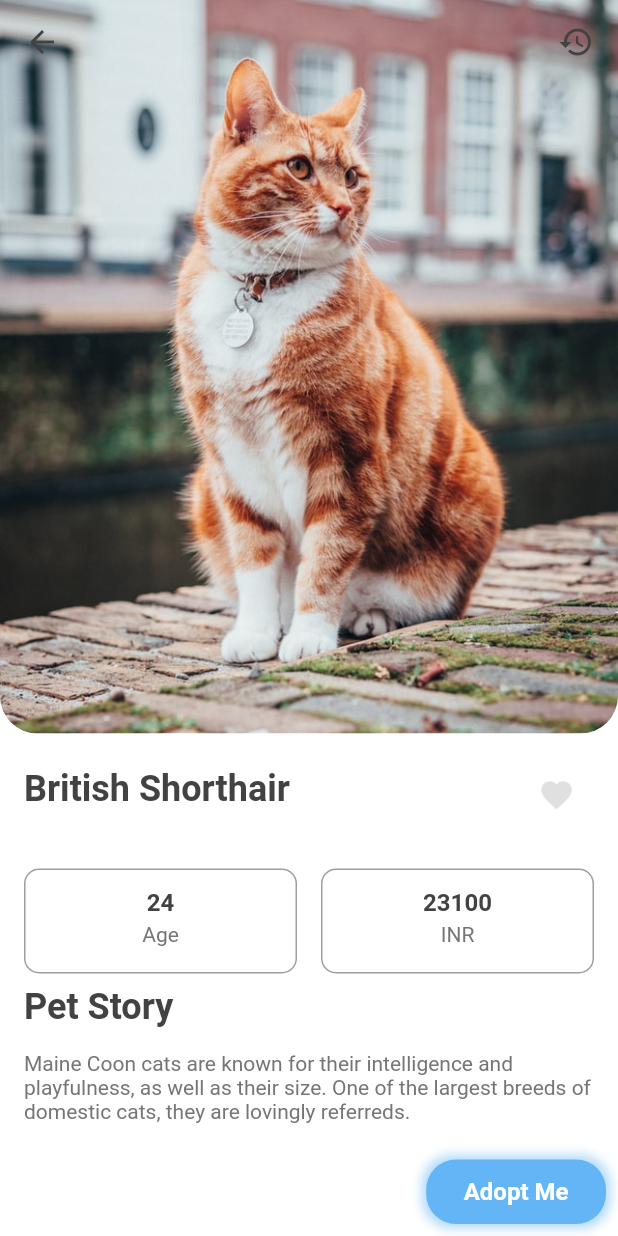
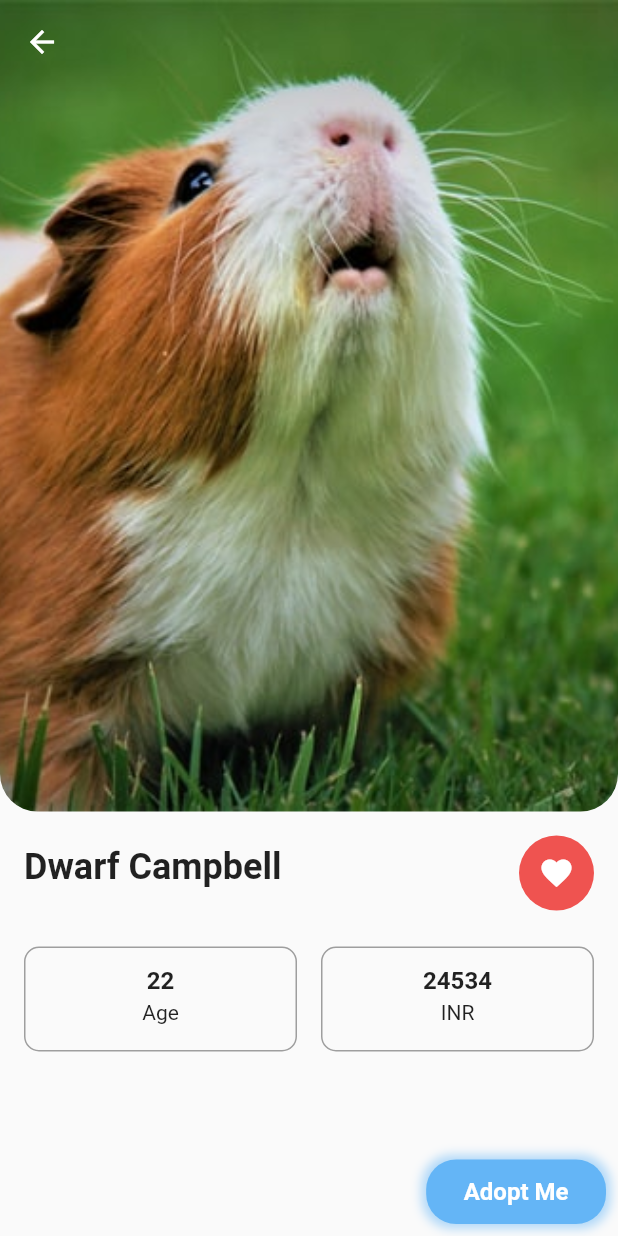
Before and after one commit to manojbcs98/pet_app, a Flutter app: the screen it shows after launch, scrolled down 576 dp, after a tap on "Adoption", on a phone screen of 412 x 824 dp. Run offline on Flutter 3.47's test engine with Material 2 defaults, Android fonts, the phone set to English and light mode, and no system bars; our stand-ins replace adaptive_theme, confetti, equatable, flutter_bloc, fluttertoast.

Commit message:
ui wrappings

```diff
--- a/lib/main.dart
+++ b/lib/main.dart
@@ -1,24 +1,34 @@
+import 'package:adaptive_theme/adaptive_theme.dart';
+import 'package:flutter/cupertino.dart';
 import 'package:flutter/material.dart';
-import 'package:test_app/ui/pet_list.dart';
+import 'package:flutter/widgets.dart';
 
-void main() {
-  runApp(MyApp());
+import 'pet_preface.dart';
+
+void main() async {
+  WidgetsFlutterBinding.ensureInitialized();
+  final savedThemeMode = await AdaptiveTheme.getThemeMode();
+  runApp(Home(savedThemeMode: savedThemeMode));
 }
 
-class MyApp extends StatelessWidget {
-  var mainTheme = ThemeData.light();
-  var darkTheme = ThemeData.dark();
+class Home extends StatefulWidget {
+  final AdaptiveThemeMode? savedThemeMode;
+
+  const Home({this.savedThemeMode});
+
+  @override
+  State<Home> createState() => _HomeState();
+}
+
+class _HomeState extends State<Home> {
+  bool isMaterial = true;
 
   @override
   Widget build(BuildContext context) {
-    return MaterialApp(
-      title: 'Flutter Demo',
-      theme: ThemeData(
-        primarySwatch: Colors.blue,
-        visualDensity: VisualDensity.adaptivePlatformDensity,
-      ),
-      debugShowCheckedModeBanner: false,
-      home: PetList(),
-    );
+    return AnimatedSwitcher(
+        duration: const Duration(seconds: 1),
+        child: PetPreface(
+            savedThemeMode: widget.savedThemeMode,
+            onChanged: () => setState(() => isMaterial = false)));
   }
 }
--- /dev/null
+++ b/lib/pet_preface.dart
@@ -0,0 +1,29 @@
+import 'package:adaptive_theme/adaptive_theme.dart';
+import 'package:flutter/material.dart';
+import 'package:test_app/ui/pet_list.dart';
+
+class PetPreface extends StatelessWidget {
+  final AdaptiveThemeMode? savedThemeMode;
+  final VoidCallback onChanged;
+
+  const PetPreface({
+    this.savedThemeMode,
+    required this.onChanged,
+  });
+
+  @override
+  Widget build(BuildContext context) {
+    return AdaptiveTheme(
+      light: ThemeData.light(),
+      dark: ThemeData.dark(),
+      initial: savedThemeMode ?? AdaptiveThemeMode.light,
+      builder: (theme, darkTheme) => MaterialApp(
+        title: 'Adaptive Theme Demo',
+        theme: theme,
+        darkTheme: darkTheme,
+        debugShowCheckedModeBanner: false,
+        home: PetList(),
+      ),
+    );
+  }
+}
--- a/lib/repo_layer/data.dart
+++ b/lib/repo_layer/data.dart
@@ -17,22 +17,6 @@ class Pet {
 
 List<Pet> getPetListData() {
   return <Pet>[
-    Pet("American samoa", "Adoption", Category.CAT,
-        "assets/images/cats/cat_1.jpg", true, false, "11000", "21"),
-    Pet("Scottish Fold", "Mating", Category.CAT, "assets/images/cats/cat_2.jpg",
-        false, false, "11000", "12"),
-    Pet("Ragdoll", "Disappear", Category.CAT, "assets/images/cats/cat_3.jpg",
-        false, false, "11000", "22"),
-    Pet("Burmés", "Disappear", Category.CAT, "assets/images/cats/cat_4.jpg",
-        true, false, "2300", "23"),
-    Pet("American Shorthair", "Mating", Category.CAT,
-        "assets/images/cats/cat_5.jpg", true, false, "2300", "24"),
-    Pet("British Shorthair", "Adoption", Category.CAT,
-        "assets/images/cats/cat_6.jpg", false, false, "23100", "24"),
-    Pet("Abyssinian Cats", "Adoption", Category.CAT,
-        "assets/images/cats/cat_7.jpg", true, false, "500", "24"),
-    Pet("Scottish Fold", "Mating", Category.CAT, "assets/images/cats/cat_8.jpg",
-        false, false, "10011", "24"),
     Pet("Ragdoll", "Disappear", Category.CAT, "assets/images/cats/cat_9.jpg",
         false, false, "2340", "24"),
     Pet("Roborowski", "Adoption", Category.HAMSTER,
@@ -47,6 +31,22 @@ List<Pet> getPetListData() {
         "assets/images/hamsters/hamster_5.jpg", true, false, "24534", "22"),
     Pet("Syrian", "Adoption", Category.HAMSTER,
         "assets/images/hamsters/hamster_6.jpg", false, false, "2345", "14"),
+    Pet("Australian Terrier", "Adoption", Category.DOG,
+        "assets/images/dogs/dog_5.jpg", true, false, "23221", "21"),
+    Pet("Bearded Collie", "Adoption", Category.DOG,
+        "assets/images/dogs/dog_6.jpg", false, false, "12345", "23"),
+    Pet("Belgian Sheepdog", "Mating", Category.DOG,
+        "assets/images/dogs/dog_7.jpg", true, false, "2451", "11"),
+    Pet("Bloodhound", "Adoption", Category.DOG, "assets/images/dogs/dog_8.jpg",
+        true, true, "87654", "10"),
+    Pet("Boston Terrier", "Adoption", Category.DOG,
+        "assets/images/dogs/dog_9.jpg", true, false, "98765", "23"),
+    Pet("Chinese Shar-Pei", "Mating", Category.DOG,
+        "assets/images/dogs/dog_10.jpg", false, false, "45678", "23"),
+    Pet("Border Collie", "Disappear", Category.DOG,
+        "assets/images/dogs/dog_11.jpg", false, false, "7654", "23"),
+    Pet("Chow Chow", "Disappear", Category.DOG, "assets/images/dogs/dog_12.jpg",
+        true, false, "234", "5"),
     Pet("Dwarf Winter", "Mating", Category.HAMSTER,
         "assets/images/hamsters/hamster_7.jpg", true, false, "98765", "12"),
     Pet("American Rabbit", "Adoption", Category.BUNNY,
@@ -67,28 +67,28 @@ List<Pet> getPetListData() {
         "assets/images/bunnies/bunny_8.jpg", true, false, "1900", "4"),
     Pet("Affenpinscher", "Adoption", Category.DOG,
         "assets/images/dogs/dog_1.jpg", true, true, "20010", "7"),
+    Pet("American samoa", "Adoption", Category.CAT,
+        "assets/images/cats/cat_1.jpg", true, false, "11000", "21"),
+    Pet("Scottish Fold", "Mating", Category.CAT, "assets/images/cats/cat_2.jpg",
+        false, false, "11000", "12"),
+    Pet("Ragdoll", "Disappear", Category.CAT, "assets/images/cats/cat_3.jpg",
+        false, false, "11000", "22"),
+    Pet("Burmés", "Disappear", Category.CAT, "assets/images/cats/cat_4.jpg",
+        true, false, "2300", "23"),
+    Pet("American Shorthair", "Mating", Category.CAT,
+        "assets/images/cats/cat_5.jpg", true, false, "2300", "24"),
+    Pet("British Shorthair", "Adoption", Category.CAT,
+        "assets/images/cats/cat_6.jpg", false, false, "23100", "24"),
+    Pet("Abyssinian Cats", "Adoption", Category.CAT,
+        "assets/images/cats/cat_7.jpg", true, false, "500", "24"),
+    Pet("Scottish Fold", "Mating", Category.CAT, "assets/images/cats/cat_8.jpg",
+        false, false, "10011", "24"),
     Pet("Akita Shepherd", "Mating", Category.DOG,
         "assets/images/dogs/dog_2.jpg", false, false, "30000", "3"),
     Pet("American Foxhound", "Disappear", Category.DOG,
         "assets/images/dogs/dog_3.jpg", false, false, "2345", "3"),
     Pet("Shepherd Dog", "Disappear", Category.DOG,
         "assets/images/dogs/dog_4.jpg", true, false, "6542", "22"),
-    Pet("Australian Terrier", "Adoption", Category.DOG,
-        "assets/images/dogs/dog_5.jpg", true, false, "23221", "21"),
-    Pet("Bearded Collie", "Adoption", Category.DOG,
-        "assets/images/dogs/dog_6.jpg", false, false, "12345", "23"),
-    Pet("Belgian Sheepdog", "Mating", Category.DOG,
-        "assets/images/dogs/dog_7.jpg", true, false, "2451", "11"),
-    Pet("Bloodhound", "Adoption", Category.DOG, "assets/images/dogs/dog_8.jpg",
-        true, true, "87654", "10"),
-    Pet("Boston Terrier", "Adoption", Category.DOG,
-        "assets/images/dogs/dog_9.jpg", true, false, "98765", "23"),
-    Pet("Chinese Shar-Pei", "Mating", Category.DOG,
-        "assets/images/dogs/dog_10.jpg", false, false, "45678", "23"),
-    Pet("Border Collie", "Disappear", Category.DOG,
-        "assets/images/dogs/dog_11.jpg", false, false, "7654", "23"),
-    Pet("Chow Chow", "Disappear", Category.DOG, "assets/images/dogs/dog_12.jpg",
-        true, false, "234", "5"),
   ];
 }
 
--- a/lib/ui/category_list.dart
+++ b/lib/ui/category_list.dart
@@ -1,4 +1,5 @@
 import 'package:flutter/material.dart';
+import 'package:flutter/services.dart';
 import 'package:test_app/ui/pet_widget.dart';
 
 import '../repo_layer/data.dart';
@@ -11,10 +12,7 @@ class CategoryList extends StatelessWidget {
   @override
   Widget build(BuildContext context) {
     return Scaffold(
-      backgroundColor: Colors.white,
       appBar: AppBar(
-        brightness: Brightness.light,
-        backgroundColor: Colors.transparent,
         elevation: 0,
         centerTitle: true,
         title: Text(
@@ -26,9 +24,6 @@ class CategoryList extends StatelessWidget {
                           ? "Bunny"
                           : "Dog") +
               " Category",
-          style: TextStyle(
-            color: Colors.grey[800],
-          ),
         ),
         leading: GestureDetector(
           onTap: () {
@@ -36,18 +31,18 @@ class CategoryList extends StatelessWidget {
           },
           child: Icon(
             Icons.arrow_back,
-            color: Colors.grey[800],
           ),
         ),
+        systemOverlayStyle: SystemUiOverlayStyle.dark,
       ),
       body: Column(
         crossAxisAlignment: CrossAxisAlignment.start,
         children: [
           Expanded(
             child: Padding(
-              padding: EdgeInsets.symmetric(horizontal: 16),
+              padding: const EdgeInsets.symmetric(horizontal: 16),
               child: GridView.count(
-                physics: BouncingScrollPhysics(),
+                physics: const BouncingScrollPhysics(),
                 childAspectRatio: 1 / 1.55,
                 crossAxisCount: 2,
                 crossAxisSpacing: 15,
--- a/lib/ui/drawer.dart
+++ /dev/null
@@ -1,16 +0,0 @@
-import 'package:flutter/cupertino.dart';
-import 'package:flutter/material.dart';
-
-class AppDrawer extends StatelessWidget {
-  const AppDrawer({Key? key}) : super(key: key);
-
-  @override
-  Widget build(BuildContext context) {
-    return Drawer(
-      child: GestureDetector(
-        child: const Icon(Icons.settings),
-        onTap: () {},
-      ),
-    );
-  }
-}
--- a/lib/ui/pet_adopt_history.dart
+++ b/lib/ui/pet_adopt_history.dart
@@ -20,13 +20,14 @@ class _PetAdoptHistoryState extends State<PetAdoptHistory> {
   @override
   Widget build(BuildContext context) {
     return Scaffold(
-        backgroundColor: Colors.white,
         appBar: AppBar(
-          title:
-              Text("Adopted Pets List", style: TextStyle(color: Colors.black)),
-          backgroundColor: Colors.transparent,
+          title: const Text(
+            "Adopted Pets List",
+          ),
           leading: InkWell(
-              child: Icon(Icons.arrow_back, color: Colors.black),
+              child: const Icon(
+                Icons.arrow_back,
+              ),
               onTap: () {
                 Navigator.pop(context);
               }),
--- a/lib/ui/pet_detail.dart
+++ b/lib/ui/pet_detail.dart
@@ -4,7 +4,6 @@ import 'package:confetti/confetti.dart';
 import 'package:flutter/material.dart';
 import 'package:flutter/services.dart';
 import 'package:fluttertoast/fluttertoast.dart';
-import 'package:test_app/ui/pet_adopt_history.dart';
 
 import '../repo_layer/data.dart';
 
@@ -39,7 +38,6 @@ class _PetDetailState extends State<PetDetail> {
     List<Pet> adoptedPets = PetAdopted.list;
 
     return Scaffold(
-      backgroundColor: Colors.white,
       extendBodyBehindAppBar: true,
       appBar: AppBar(
         backgroundColor: Colors.transparent,
@@ -48,29 +46,10 @@ class _PetDetailState extends State<PetDetail> {
           onTap: () {
             Navigator.pop(context);
           },
-          child: Icon(
+          child: const Icon(
             Icons.arrow_back,
-            color: Colors.grey[800],
           ),
         ),
-        actions: [
-          Padding(
-            padding: EdgeInsets.only(right: 16),
-            child: InkWell(
-              onTap: () {
-                Navigator.push(
-                  context,
-                  MaterialPageRoute(
-                      builder: (context) => PetAdoptHistory(adoptedPets)),
-                );
-              },
-              child: Icon(
-                Icons.history,
-                color: Colors.grey[800],
-              ),
-            ),
-          ),
-        ],
         systemOverlayStyle: SystemUiOverlayStyle.dark,
       ),
       body: Column(
@@ -98,7 +77,6 @@ class _PetDetailState extends State<PetDetail> {
             ),
           ),
           Container(
-            color: Colors.white,
             child: Column(
               crossAxisAlignment: CrossAxisAlignment.start,
               children: [
@@ -113,7 +91,6 @@ class _PetDetailState extends State<PetDetail> {
                           Text(
                             widget.pet.name,
                             style: TextStyle(
-                              color: Colors.grey[800],
                               fontWeight: FontWeight.bold,
                               fontSize: 24,
                             ),
@@ -152,32 +129,8 @@ class _PetDetailState extends State<PetDetail> {
                     ],
                   ),
                 ),
-                Padding(
-                  padding: EdgeInsets.symmetric(horizontal: 16),
-                  child: Text(
-                    "Pet Story",
-                    style: TextStyle(
-                      color: Colors.grey[800],
-                      fontWeight: FontWeight.bold,
-                      fontSize: 24,
-                    ),
-                  ),
-                ),
                 SizedBox(
-                  height: 16,
-                ),
-                Padding(
-                  padding: EdgeInsets.symmetric(horizontal: 16),
-                  child: Text(
-                    "Maine Coon cats are known for their intelligence and playfulness, as well as their size. One of the largest breeds of domestic cats, they are lovingly referreds.",
-                    style: TextStyle(
-                      color: Colors.grey[600],
-                      fontSize: 14,
-                    ),
-                  ),
-                ),
-                SizedBox(
-                  height: 16,
+                  height: 56,
                 ),
                 Align(
                   alignment: Alignment.center,
@@ -280,7 +233,6 @@ class _PetDetailState extends State<PetDetail> {
             Text(
               value,
               style: TextStyle(
-                color: Colors.grey[800],
                 fontSize: 16,
                 fontWeight: FontWeight.bold,
               ),
@@ -291,7 +243,6 @@ class _PetDetailState extends State<PetDetail> {
             Text(
               feature,
               style: TextStyle(
-                color: Colors.grey[600],
                 fontSize: 14,
               ),
             ),
--- a/lib/ui/pet_list.dart
+++ b/lib/ui/pet_list.dart
@@ -1,3 +1,4 @@
+import 'package:adaptive_theme/adaptive_theme.dart';
 import 'package:flutter/material.dart';
 import 'package:flutter/services.dart';
 import 'package:flutter_bloc/flutter_bloc.dart';
@@ -8,7 +9,6 @@ import 'package:test_app/ui/pet_widget.dart';
 import '../main_list_bloc/list_bloc.dart';
 import '../repo_layer/data.dart';
 import 'category_list.dart';
-import 'drawer.dart';
 
 class PetList extends StatefulWidget {
   @override
@@ -22,24 +22,46 @@ class _PetListState extends State<PetList> {
 
   @override
   Widget build(BuildContext context) {
-    return Scaffold(
-      backgroundColor: Colors.white,
+    return AnimatedTheme(
+      data: Theme.of(context),
+      duration: const Duration(milliseconds: 300),
+      child: Scaffold(
         appBar: AppBar(
           backgroundColor: Colors.transparent,
           elevation: 0,
-        leading: GestureDetector(
+          actions: [
+            Padding(
+              padding: const EdgeInsets.all(8.0),
+              child: InkWell(
                 onTap: () {
-            Navigator.of(context)
-                .push(MaterialPageRoute(builder: (context) => AppDrawer()));
+                  AdaptiveTheme.of(context).toggleThemeMode();
                 },
-          child: Icon(
-            Icons.sort,
-            color: Colors.grey[800],
+                child: Container(
+                  height: 15,
+                  width: 120,
+                  decoration: BoxDecoration(
+                    color: Colors.blue[100],
+                    borderRadius: const BorderRadius.all(
+                      Radius.circular(10),
                     ),
                   ),
-        actions: [
+                  child: const Padding(
+                    padding: EdgeInsets.only(top: 10.0, left: 11),
+                    child: Text(
+                      "Change Theme",
+                      style: TextStyle(
+                        color: Colors.blue,
+                        fontWeight: FontWeight.bold,
+                        fontSize: 14,
+                      ),
+                    ),
+                  ),
+                ),
+              ),
+            ),
+            Spacer(),
             Padding(
-            padding: EdgeInsets.only(right: 16),
+              padding: const EdgeInsets.all(8.0),
               child: InkWell(
                 onTap: () {
                   Navigator.push(
@@ -48,9 +70,26 @@ class _PetListState extends State<PetList> {
                         builder: (context) => PetAdoptHistory(adoptedPets)),
                   );
                 },
-              child: Icon(
-                Icons.history,
-                color: Colors.grey[800],
+                child: Container(
+                  height: 15,
+                  width: 160,
+                  decoration: BoxDecoration(
+                    color: Colors.green[100],
+                    borderRadius: const BorderRadius.all(
+                      Radius.circular(10),
+                    ),
+                  ),
+                  child: const Padding(
+                    padding: EdgeInsets.only(top: 10.0, left: 11),
+                    child: Text(
+                      "See Adopted Pet List",
+                      style: TextStyle(
+                        color: Colors.green,
+                        fontWeight: FontWeight.bold,
+                        fontSize: 14,
+                      ),
+                    ),
+                  ),
                 ),
               ),
             ),
@@ -59,8 +98,8 @@ class _PetListState extends State<PetList> {
         ),
         body: BlocProvider<PetListCubit>(
           create: (context) => PetListCubit(),
-        child:
-            BlocBuilder<PetListCubit, PetListStates>(builder: (context, state) {
+          child: BlocBuilder<PetListCubit, PetListStates>(
+              builder: (context, state) {
             Widget widget = Container();
             if (state is InitialPetListState) {
               widget = widget;
@@ -77,7 +116,6 @@ class _PetListState extends State<PetList> {
                     child: Text(
                       "Search for",
                       style: TextStyle(
-                      color: Colors.black,
                         fontWeight: FontWeight.bold,
                         fontSize: 24,
                       ),
@@ -88,7 +126,6 @@ class _PetListState extends State<PetList> {
                     child: Text(
                       "Lovely pet according to your choice",
                       style: TextStyle(
-                      color: Colors.grey[800],
                         fontSize: 24,
                       ),
                     ),
@@ -109,7 +146,6 @@ class _PetListState extends State<PetList> {
                           ),
                         ),
                         filled: true,
-                      fillColor: Colors.grey[100],
                         contentPadding: const EdgeInsets.only(
                           right: 30,
                         ),
@@ -147,7 +183,8 @@ class _PetListState extends State<PetList> {
                                       mainAxisSpacing: 10),
                               itemCount: pets.length,
                               itemBuilder: (BuildContext ctx, index) {
-                              return PetWidget(pet: pets[index], index: index);
+                                return PetWidget(
+                                    pet: pets[index], index: index);
                               },
                             ),
                           ),
@@ -161,6 +198,7 @@ class _PetListState extends State<PetList> {
             }
             return widget;
           }),
+        ),
       ),
     );
   }
@@ -250,7 +288,6 @@ class _PetListState extends State<PetList> {
                                 ? "Bunnies"
                                 : "Dogs",
                     style: TextStyle(
-                      color: Colors.grey[800],
                       fontSize: 16,
                       fontWeight: FontWeight.bold,
                     ),
--- a/pubspec.yaml
+++ b/pubspec.yaml
@@ -38,13 +38,14 @@ dependencies:
   confetti: ^0.6.0
   flutter_bloc: ^7.0.1
   equatable: ^2.0.3
-
+  adaptive_theme: ^2.0.0
 
 dev_dependencies:
   flutter_test:
     sdk: flutter
 dependency_overrides:
   fluttertoast: 8.0.8
+
 
 
   # The "flutter_lints" package below contains a set of recommended lints to
```
Lines whose indentation alone changed are shown as unchanged.
